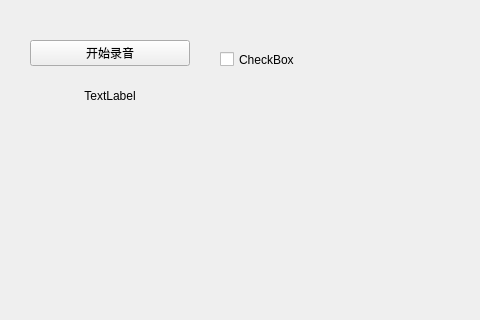
First picture: the form in StudyNotes/Audio Video/15_record_audio_wav/mainwindow.ui, repository coderZsq/coderZsq.practice.native, before the edit; both pictures show x 0 to 480 and y 0 to 320 of the 800 by 600 pixel window.
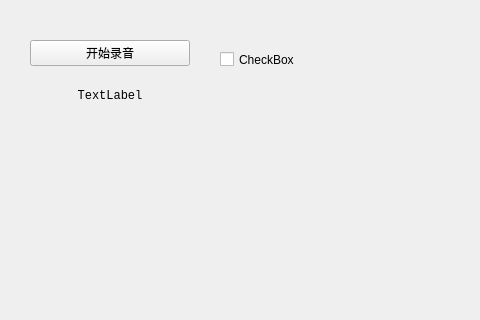
Second picture: the form after the edit.

Patch:
```diff
--- a/StudyNotes/Audio Video/15_record_audio_wav/mainwindow.ui
+++ b/StudyNotes/Audio Video/15_record_audio_wav/mainwindow.ui
@@ -46,6 +46,11 @@
      </item>
      <item>
       <widget class="QLabel" name="timeLabel">
+       <property name="font">
+        <font>
+         <family>Courier New</family>
+        </font>
+       </property>
        <property name="text">
         <string>TextLabel</string>
        </property>
```
